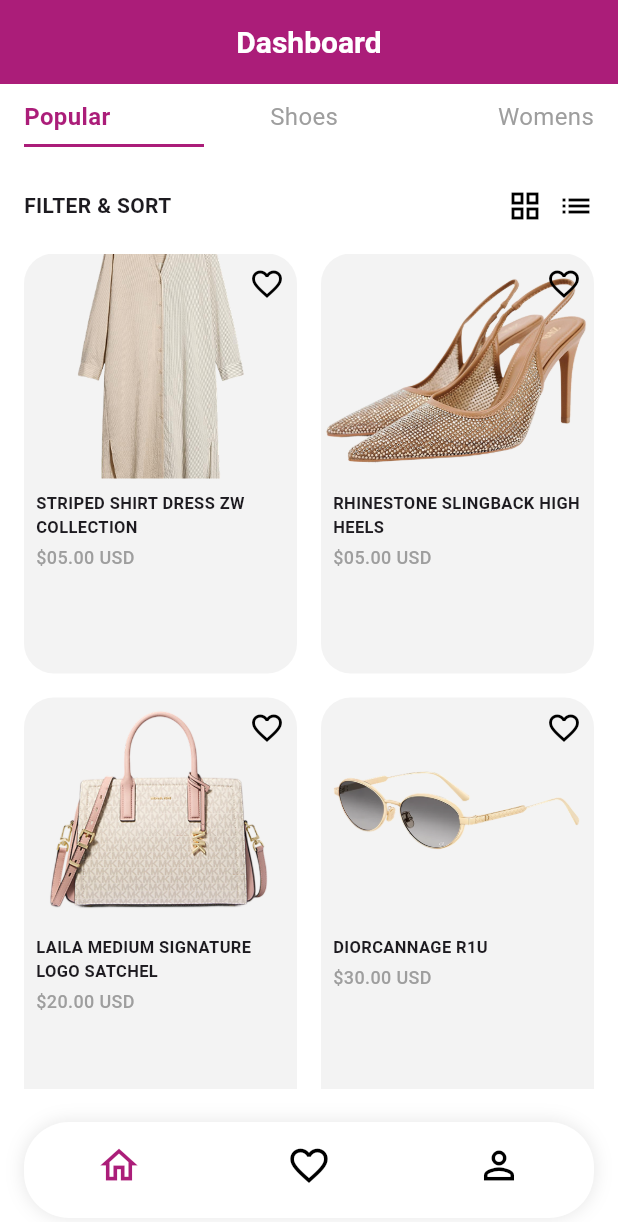
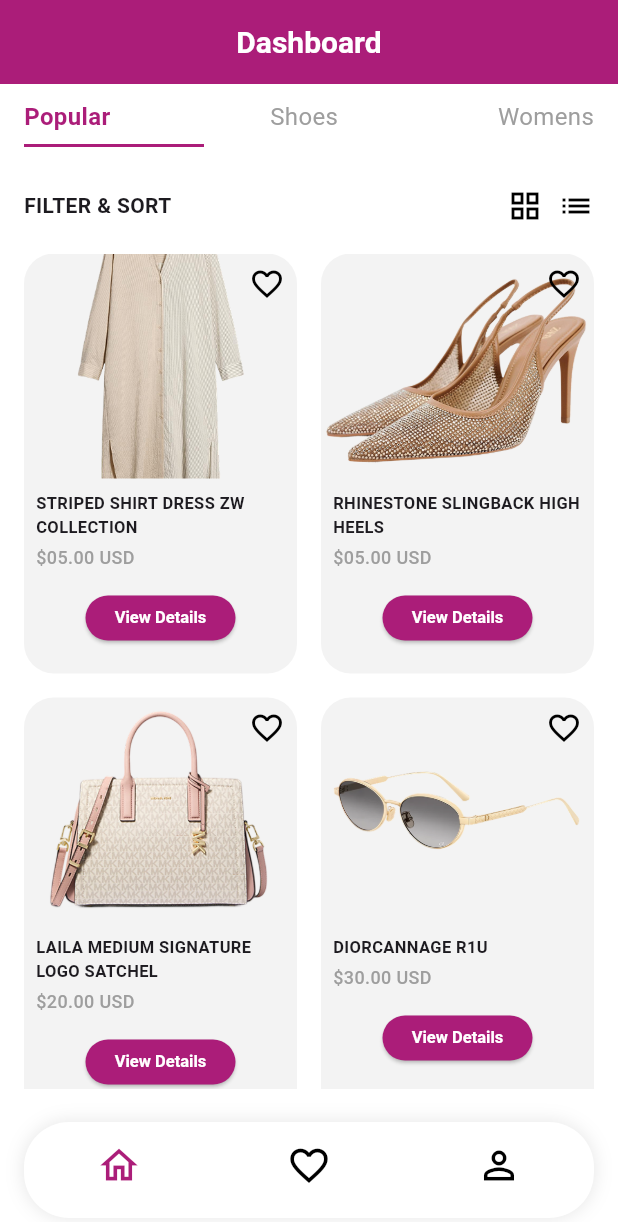
Before and after one commit to apekshaaw/RentMyFit, a Flutter app: the screen it shows after launch, on a phone screen of 412 x 824 dp. Shown: the top 1222 px of the screen. Run offline on Flutter 3.47's test engine with Material 3 defaults, Android fonts, the phone set to English and light mode, and no system bars; Roboto replaces fonts that are missing (AncizarSans, IntroRust).

Commit message:
dashboard button updates

```diff
--- a/lib/view/dashboard_view.dart
+++ b/lib/view/dashboard_view.dart
@@ -88,15 +88,11 @@
                 ),
               ),
               Text('Shoes', style: TextStyle(fontSize: 16, color: Colors.grey)),
-              Text(
-                'Womens',
-                style: TextStyle(fontSize: 16, color: Colors.grey),
-              ),
+              Text('Womens', style: TextStyle(fontSize: 16, color: Colors.grey)),
             ],
           ),
           const Divider(color: Color(0xFFab1d79), thickness: 2, endIndent: 260),
           const SizedBox(height: 20),
-
           Row(
             mainAxisAlignment: MainAxisAlignment.spaceBetween,
             children: const [
@@ -114,7 +110,6 @@
             ],
           ),
           const SizedBox(height: 20),
-
           Expanded(
             child: GridView.count(
               crossAxisCount: 2,
@@ -201,6 +196,25 @@
                     fontWeight: FontWeight.w500,
                   ),
                 ),
+                const SizedBox(height: 8),
+                Center(
+                  child: ElevatedButton(
+                    onPressed: () {},
+                    style: ElevatedButton.styleFrom(
+                      backgroundColor: const Color(0xFFab1d79),
+                      padding: const EdgeInsets.symmetric(
+                          vertical: 6, horizontal: 12),
+                      minimumSize: const Size(100, 30),
+                      shape: RoundedRectangleBorder(
+                        borderRadius: BorderRadius.circular(20),
+                      ),
+                    ),
+                    child: const Text(
+                      'View Details',
+                      style: TextStyle(fontSize: 11),
+                    ),
+                  ),
+                )
               ],
             ),
           ),
```
